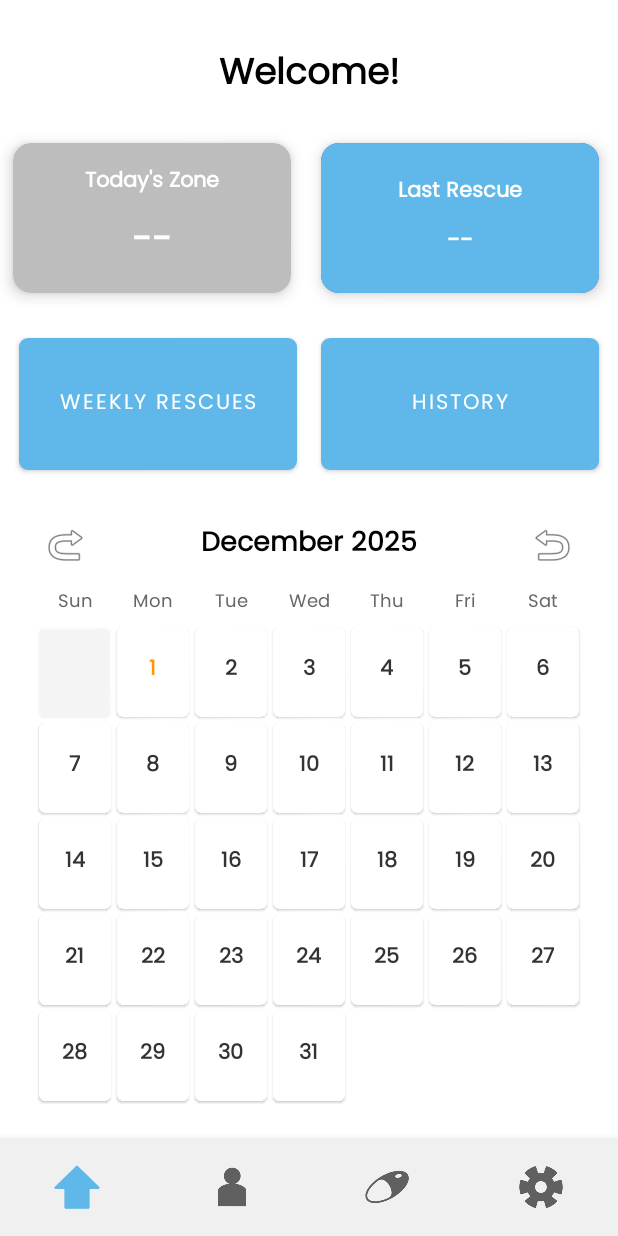
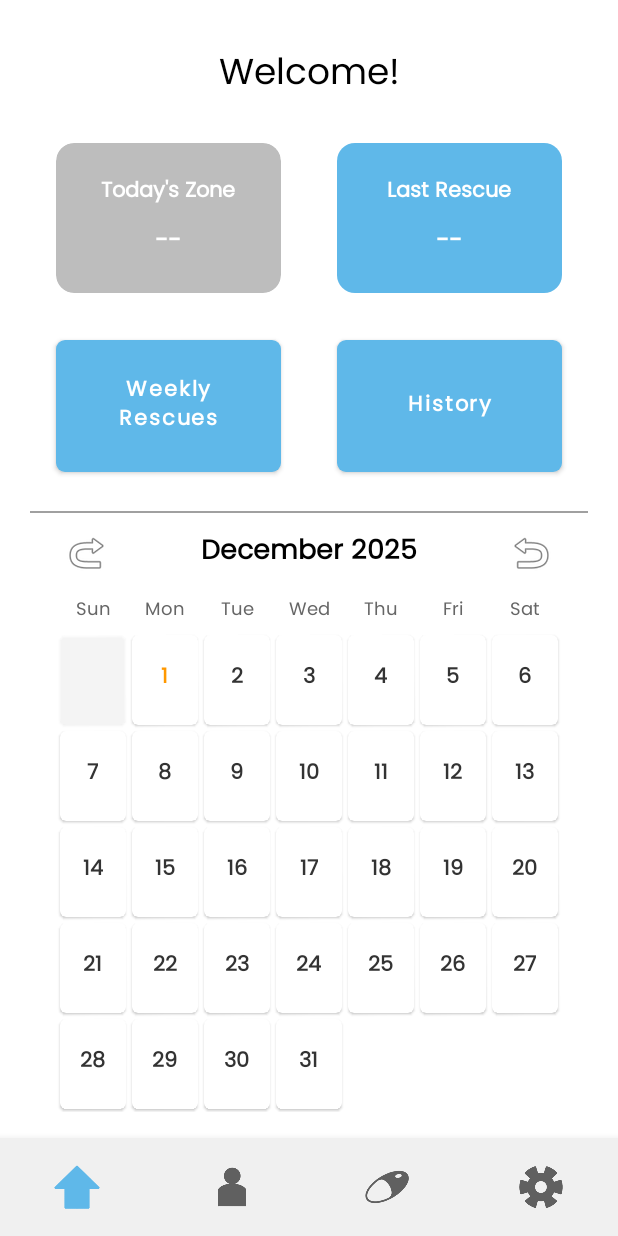
Before and after one commit to ShakoorShaik/smartAirAndroidApp, an Android app built with Jetpack Compose: the ParentHomeFragment screen opened directly, with no data from a screen before it, on a phone screen of 412 x 824 dp. Run offline under Robolectric (Android 15) with nearby library versions, the light colour scheme and no system bars; our stand-ins replace Firebase (no records; nobody signed in at launch, a user with empty details on screens opened directly).

Commit message:
Home fragment overhaul

```diff
--- a/app/src/main/res/layout/fragment_parent_home.xml
+++ b/app/src/main/res/layout/fragment_parent_home.xml
@@ -16,20 +16,15 @@
 
             <androidx.cardview.widget.CardView
                 android:id="@+id/last_rescue_card"
-                android:layout_width="0dp"
+                android:layout_width="150dp"
                 android:layout_height="100dp"
-                android:layout_marginStart="10dp"
                 android:layout_marginTop="25dp"
-                android:layout_marginEnd="16dp"
-                app:cardBackgroundColor="#6100EC"
                 app:cardCornerRadius="12dp"
-                app:cardElevation="6dp"
+                app:cardElevation="0dp"
                 app:layout_constraintEnd_toEndOf="parent"
                 app:layout_constraintHorizontal_chainStyle="packed"
                 app:layout_constraintStart_toEndOf="@+id/zone_card"
-                app:layout_constraintTop_toBottomOf="@id/welcomeText"
-                app:layout_constraintWidth_percent="0.45"
-                app:layout_goneMarginStart="12dp">
+                app:layout_constraintTop_toBottomOf="@id/welcomeText">
 
                 <LinearLayout
                     android:layout_width="match_parent"
@@ -62,19 +57,15 @@
 
             <androidx.cardview.widget.CardView
                 android:id="@+id/zone_card"
-                android:layout_width="0dp"
+                android:layout_width="150dp"
                 android:layout_height="100dp"
-                android:layout_marginStart="12dp"
                 android:layout_marginTop="25dp"
-                android:layout_marginEnd="10dp"
-                app:cardBackgroundColor="#BDBDBD"
                 app:cardCornerRadius="12dp"
-                app:cardElevation="6dp"
-                app:layout_constraintEnd_toStartOf="@+id/last_rescue_card"
-                app:layout_constraintHorizontal_chainStyle="packed"
+                app:cardElevation="0dp"
+                app:layout_constraintEnd_toStartOf="@id/last_rescue_card"
                 app:layout_constraintStart_toStartOf="parent"
                 app:layout_constraintTop_toBottomOf="@id/welcomeText"
-                app:layout_constraintWidth_percent="0.45">
+                app:cardBackgroundColor="#BDBDBD">
 
                 <LinearLayout
                     android:layout_width="match_parent"
@@ -99,7 +90,7 @@
                         android:gravity="center"
                         android:text="--"
                         android:textColor="@android:color/white"
-                        android:textSize="24sp"
+                        android:textSize="16sp"
                         android:textStyle="bold" />
                 </LinearLayout>
             </androidx.cardview.widget.CardView>
@@ -110,7 +101,6 @@
                 android:layout_height="wrap_content"
                 android:text="Welcome!"
                 android:textSize="24sp"
-                android:textStyle="bold"
                 app:layout_constraintTop_toTopOf="parent"
                 app:layout_constraintStart_toStartOf="parent"
                 app:layout_constraintEnd_toEndOf="parent"
@@ -119,38 +109,52 @@
 
             <Button
                 android:id="@+id/weeklyRescueButton"
-                android:layout_width="0dp"
+                android:layout_width="150dp"
                 android:layout_height="100dp"
-                android:layout_marginTop="24dp"
-                android:text="WEEKLY RESCUES"
-                android:textSize="14sp"
+                android:layout_marginTop="25dp"
+                app:cardCornerRadius="12dp"
+                app:cardElevation="0dp"
+                app:layout_constraintEnd_toEndOf="parent"
+                app:layout_constraintStart_toEndOf="@+id/zone_card"
+                android:text="Weekly Rescues"
                 app:layout_constraintEnd_toStartOf="@id/historyButton"
-                app:layout_constraintHorizontal_chainStyle="packed"
                 app:layout_constraintStart_toStartOf="parent"
                 app:layout_constraintTop_toBottomOf="@+id/zone_card"
-                app:layout_constraintWidth_percent="0.45" />
+                android:textStyle="bold"
+                android:textAllCaps="false"
+                />
 
             <Button
                 android:id="@+id/historyButton"
-                android:layout_width="0dp"
+                android:layout_width="150dp"
                 android:layout_height="100dp"
-                android:layout_marginStart="16dp"
-                android:layout_marginTop="24dp"
-                android:text="HISTORY"
-                android:textSize="14sp"
+                android:layout_marginTop="25dp"
+                app:cardCornerRadius="12dp"
+                app:cardElevation="0dp"
                 app:layout_constraintEnd_toEndOf="parent"
-                app:layout_constraintStart_toEndOf="@id/weeklyRescueButton"
-                app:layout_constraintTop_toBottomOf="@+id/last_rescue_card"
-                app:layout_constraintWidth_percent="0.45" />
+                app:layout_constraintStart_toEndOf="@+id/zone_card"
+                app:layout_constraintTop_toBottomOf="@id/last_rescue_card"
+                android:text="History"
+                android:textStyle="bold"
+                android:textAllCaps="false"
+                />
+
+            <View
+                android:id="@+id/separator1"
+                android:layout_width="match_parent"
+                android:layout_height="1dp"
+                android:background="#A0A0A0"
+                app:layout_constraintTop_toBottomOf="@id/historyButton"
+                android:layout_marginTop="20dp"
+                android:layout_marginHorizontal="20dp"/>
 
             <include
                 android:id="@+id/mainCalendarView"
                 layout="@layout/calendar_month_view"
                 android:layout_width="0dp"
                 android:layout_height="wrap_content"
-                android:layout_marginTop="16dp"
-                android:layout_marginStart="16dp"
-                android:layout_marginEnd="16dp"
+                android:layout_marginTop="20dp"
+                android:layout_marginHorizontal="30dp"
                 app:layout_constraintStart_toStartOf="parent"
                 app:layout_constraintEnd_toEndOf="parent"
                 app:layout_constraintTop_toBottomOf="@id/weeklyRescueButton" />
@@ -173,7 +177,8 @@
                     android:layout_width="match_parent"
                     android:layout_height="wrap_content"
                     android:orientation="vertical"
-                    android:padding="12dp">
+                    android:padding="12dp"
+                    android:background="#F5F5F5">
 
                     <TextView
                         android:layout_width="wrap_content"
```
